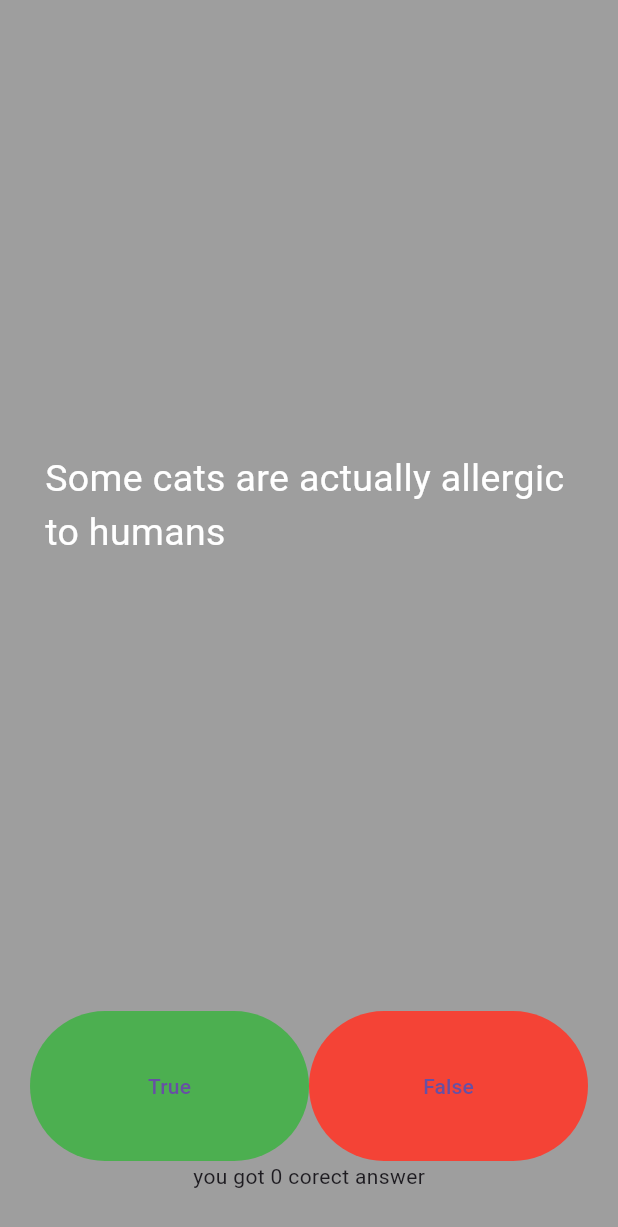
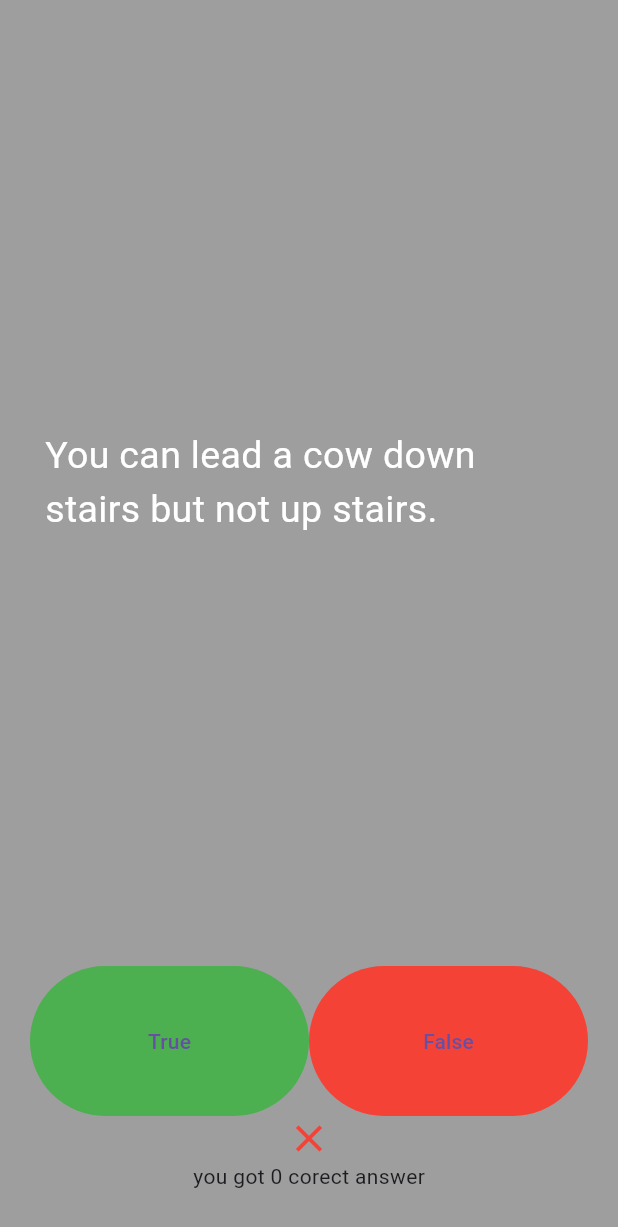
Before and after one commit to Altynbek2021/quizler, a Flutter app: the screen it shows after launch, after a tap on "True", on a phone screen of 412 x 824 dp. Shown: the top 1227 px of the screen. Run offline on Flutter 3.47's test engine with Material 3 defaults, Android fonts, the phone set to English and light mode, and no system bars; our stand-ins replace rflutter_alert.

Commit message:
Finished quizler app

```diff
--- a/lib/main.dart
+++ b/lib/main.dart
@@ -1,14 +1,15 @@
 import 'package:flutter/material.dart';
 import 'package:quizler_app/quizbrain.dart';
+import 'package:rflutter_alert/rflutter_alert.dart';
 
 Quizbrain quizBrain = Quizbrain();
 
 void main() {
-  runApp(MyApp());
+  runApp(const MyApp());
 }
 
 class MyApp extends StatelessWidget {
-  MyApp({super.key});
+  const MyApp({super.key});
 
   // This widget is the root of your application.
   @override
@@ -37,8 +38,19 @@ class QuizPage extends StatefulWidget {
 
 class _QuizPageState extends State<QuizPage> {
   List<Widget> scorekeeper = [];
+
   void checkAnswer(bool userSelectedAns) {
     bool correctAnswer = quizBrain.getguestionAnswer();
+    setState(() {
+      if (quizBrain.isFinised() == true) {
+        Alert(
+                context: context,
+                title: "Finished",
+                desc: "You have reached end of the quiz")
+            .show();
+        quizBrain.reset();
+        scorekeeper = [];
+      } else {
         if (correctAnswer == userSelectedAns) {
           scorekeeper.add(const Icon(
             Icons.close,
@@ -52,6 +64,9 @@ class _QuizPageState extends State<QuizPage> {
             size: 30,
           ));
         }
+      }
+      quizBrain.nextquestion();
+    });
   }
 
   int counter = 0;
@@ -104,8 +119,12 @@ class _QuizPageState extends State<QuizPage> {
               ),
             ],
           ),
-          Row(
+          SingleChildScrollView(
+            reverse: true,
+            scrollDirection: Axis.horizontal,
+            child: Row(
               children: scorekeeper,
+            ),
           ),
           Text("you got $counter corect answer")
         ],
--- a/lib/quizbrain.dart
+++ b/lib/quizbrain.dart
@@ -42,4 +42,16 @@ class Quizbrain {
   bool getguestionAnswer() {
     return _questionBank[_questionNumber].questionAnswer;
   }
+
+  bool isFinised() {
+    if (_questionNumber >= _questionBank.length - 1) {
+      return true;
+    } else {
+      return false;
+    }
+  }
+
+  void reset() {
+    _questionNumber = 0;
+  }
 }
--- a/pubspec.yaml
+++ b/pubspec.yaml
@@ -32,9 +32,11 @@ dependencies:
     sdk: flutter
 
 
+
   # The following adds the Cupertino Icons font to your application.
   # Use with the CupertinoIcons class for iOS style icons.
   cupertino_icons: ^1.0.8
+  rflutter_alert: ^2.0.7
 
 dev_dependencies:
   flutter_test:
```
Also changed, not shown: pubspec.lock. Lines whose indentation alone changed are shown as unchanged.
